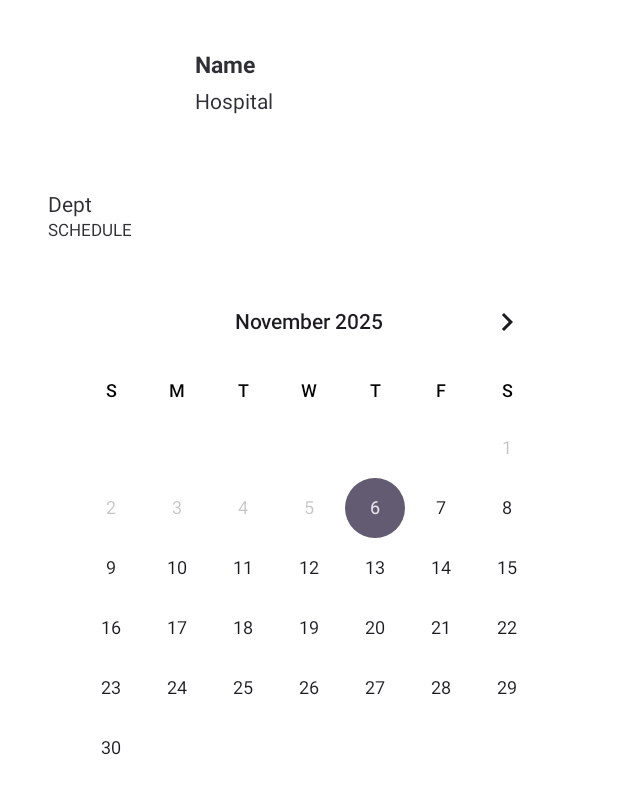
After one commit to SM-Shaan/HealthPort, an Android app: the AppointmentFragment screen opened through its navigation route, on a phone screen of 412 x 824 dp. The commit adds this screen. Shown: the top 794 px of the screen. Run offline under Robolectric (Android 15) with nearby library versions, the phone set to English and light mode, and no system bars.

Commit message:
Added all the views and navigation

```diff
--- /dev/null
+++ b/app/src/main/java/com/shawonshagor0/healthport/AppointmentFragment.kt
@@ -0,0 +1,54 @@
+package com.shawonshagor0.healthport
+
+import android.os.Bundle
+import androidx.fragment.app.Fragment
+import android.view.LayoutInflater
+import android.view.View
+import android.view.ViewGroup
+import android.widget.Toast
+import androidx.navigation.fragment.findNavController
+import com.shawonshagor0.healthport.databinding.FragmentAppointmentBinding
+import java.util.Calendar
+
+
+class AppointmentFragment : Fragment() {
+
+    private var _binding: FragmentAppointmentBinding? = null
+    private val binding get() = _binding!!
+
+    override fun onCreateView(
+        inflater: LayoutInflater, container: ViewGroup?,
+        savedInstanceState: Bundle?
+    ): View {
+        _binding = FragmentAppointmentBinding.inflate(inflater, container, false)
+
+        binding.cvDatePicker.minDate = System.currentTimeMillis() //TODO: Now, it only works for today. But need to implement the min date from server by querying available date.
+        binding.cvDatePicker.setOnDateChangeListener { view, year, month, dayOfMonth ->
+            val calendar = Calendar.getInstance().apply {
+                set(year, month, dayOfMonth)
+            }
+            val dayOfWeek = calendar.get(Calendar.DAY_OF_WEEK)
+
+            if (dayOfWeek == Calendar.FRIDAY || dayOfWeek == Calendar.SATURDAY){
+                Toast.makeText(requireContext(), "Appointment is not available on $dayOfWeek", Toast.LENGTH_SHORT).show()
+                binding.cvDatePicker.date = System.currentTimeMillis()
+            }
+            else{
+                binding.btnBookAppointment.visibility = View.VISIBLE
+            }
+        }
+
+        binding.btnBookAppointment.setOnClickListener {
+            Toast.makeText(requireContext(), "Appointment Booked", Toast.LENGTH_SHORT).show()
+            binding.btnBookAppointment.setOnClickListener { findNavController().navigate(R.id.action_appointmentFragment_to_bookingConfirmationFragment) }
+
+
+        }
+        return binding.root
+    }
+
+    override fun onDestroyView() {
+        super.onDestroyView()
+        _binding = null
+    }
+}
--- a/app/src/main/java/com/shawonshagor0/healthport/DoctorListFragment.kt
+++ b/app/src/main/java/com/shawonshagor0/healthport/DoctorListFragment.kt
@@ -23,7 +23,7 @@ class DoctorListFragment : Fragment() {
     ): View {
         _binding = FragmentDoctorListBinding.inflate(inflater, container, false)
 
-        val sortedDoctors = DoctorData.getDoctors("Cardiology", 0.0, 0.0)
+        val sortedDoctors = DoctorData.getDoctors("Cardiology", 0.0, 0.0)//TODO: Appropriate location and dept
 
         // Set up RecyclerView
         adapter = DoctorAdapter(sortedDoctors)
--- /dev/null
+++ b/app/src/main/res/layout/fragment_appointment.xml
@@ -0,0 +1,95 @@
+<?xml version="1.0" encoding="utf-8"?>
+<androidx.constraintlayout.widget.ConstraintLayout xmlns:android="http://schemas.android.com/apk/res/android"
+    xmlns:app="http://schemas.android.com/apk/res-auto"
+    xmlns:tools="http://schemas.android.com/tools"
+    android:id="@+id/main"
+    android:layout_width="match_parent"
+    android:layout_height="match_parent"
+    android:padding="32dp"
+    android:background="@color/white"
+    tools:context=".MainActivity">
+
+
+    <ImageView
+        android:id="@+id/doctor_image"
+        android:layout_width="90dp"
+        android:layout_height="90dp"
+        android:scaleType="centerCrop"
+        app:layout_constraintStart_toStartOf="parent"
+        app:layout_constraintTop_toTopOf="parent" />
+
+    <TextView
+        android:id="@+id/doctor_dept"
+        android:layout_width="wrap_content"
+        android:layout_height="wrap_content"
+        android:layout_marginTop="4dp"
+        android:text="Dept"
+        android:textColor="@color/material_dynamic_neutral20"
+        app:layout_constraintStart_toStartOf="parent"
+        app:layout_constraintTop_toBottomOf="@+id/doctor_image" />
+
+    <TextView
+        android:id="@+id/doctor_name"
+        android:layout_width="0dp"
+        android:layout_height="wrap_content"
+        android:layout_marginStart="8dp"
+        android:ellipsize="end"
+        android:maxLines="2"
+        android:text="Name"
+        android:textColor="@color/material_dynamic_neutral20"
+        android:textSize="15sp"
+        android:textStyle="bold"
+        app:layout_constraintRight_toRightOf="parent"
+        app:layout_constraintLeft_toRightOf="@+id/doctor_image"
+        app:layout_constraintTop_toTopOf="parent" />
+
+    <TextView
+        android:id="@+id/doctor_hospital"
+        android:layout_width="0dp"
+        android:layout_height="wrap_content"
+        android:layout_marginStart="8dp"
+        android:layout_marginTop="4dp"
+        android:ellipsize="end"
+        android:maxLines="2"
+        android:text="Hospital"
+        android:textColor="@color/material_dynamic_neutral20"
+        app:layout_constraintEnd_toEndOf="parent"
+        app:layout_constraintStart_toEndOf="@+id/doctor_image"
+        app:layout_constraintTop_toBottomOf="@+id/doctor_name" />
+
+    <TextView
+        android:id="@+id/doctor_appointment_time"
+        android:layout_width="wrap_content"
+        android:layout_height="wrap_content"
+        android:text="SCHEDULE"
+        android:textColor="@color/material_dynamic_neutral20"
+        android:textSize="11sp"
+        app:layout_constraintStart_toStartOf="parent"
+        app:layout_constraintTop_toBottomOf="@+id/doctor_dept" />
+
+    <CalendarView
+        android:id="@+id/cv_date_picker"
+        android:layout_width="wrap_content"
+        android:layout_height="wrap_content"
+        android:layout_marginTop="20dp"
+        app:layout_constraintEnd_toEndOf="parent"
+        app:layout_constraintStart_toStartOf="parent"
+        app:layout_constraintTop_toBottomOf="@+id/doctor_appointment_time"
+        android:weekDayTextAppearance="@color/black"
+        android:minDate="01-01-2002"/>
+
+    <androidx.appcompat.widget.AppCompatButton
+        android:id="@+id/btn_book_appointment"
+        android:layout_width="wrap_content"
+        android:layout_height="wrap_content"
+        android:visibility="invisible"
+        android:text="Book Appointment"
+        android:backgroundTint="@color/design_default_color_primary"
+        android:textColor="@color/design_default_color_on_primary"
+        app:layout_constraintBottom_toBottomOf="parent"
+        app:layout_constraintEnd_toEndOf="parent"
+        app:layout_constraintStart_toStartOf="parent"
+        app:layout_constraintTop_toBottomOf="@+id/cv_date_picker"/>
+
+
+</androidx.constraintlayout.widget.ConstraintLayout>
--- a/app/src/main/res/navigation/nav_graph.xml
+++ b/app/src/main/res/navigation/nav_graph.xml
@@ -45,5 +45,26 @@
         android:id="@+id/doctorListFragment"
         android:name="com.shawonshagor0.healthport.DoctorListFragment"
         android:label="fragment_doctor_list"
-        tools:layout="@layout/fragment_doctor_list" />
+        tools:layout="@layout/fragment_doctor_list" >
+        <action
+            android:id="@+id/action_doctorListFragment_to_appointmentFragment"
+            app:destination="@id/appointmentFragment" />
+    </fragment>
+    <fragment
+        android:id="@+id/bookingConfirmationFragment"
+        android:name="com.shawonshagor0.healthport.BookingConfirmationFragment"
+        android:label="fragment_booking_confirmation"
+        tools:layout="@layout/fragment_booking_confirmation" >
+        <action
+            android:id="@+id/action_bookingConfirmationFragment_to_homeFragment"
+            app:destination="@id/homeFragment" />
+    </fragment>
+    <fragment
+        android:id="@+id/appointmentFragment"
+        android:name="com.shawonshagor0.healthport.AppointmentFragment"
+        android:label="AppointmentFragment" >
+        <action
+            android:id="@+id/action_appointmentFragment_to_bookingConfirmationFragment"
+            app:destination="@id/bookingConfirmationFragment" />
+    </fragment>
 </navigation>
```
Also changed, not shown: app/src/main/java/com/shawonshagor0/healthport/BookingConfirmationFragment.kt (added, +26 -0 lines), app/src/main/res/layout/fragment_booking_confirmation.xml (added, +75 -0 lines).
